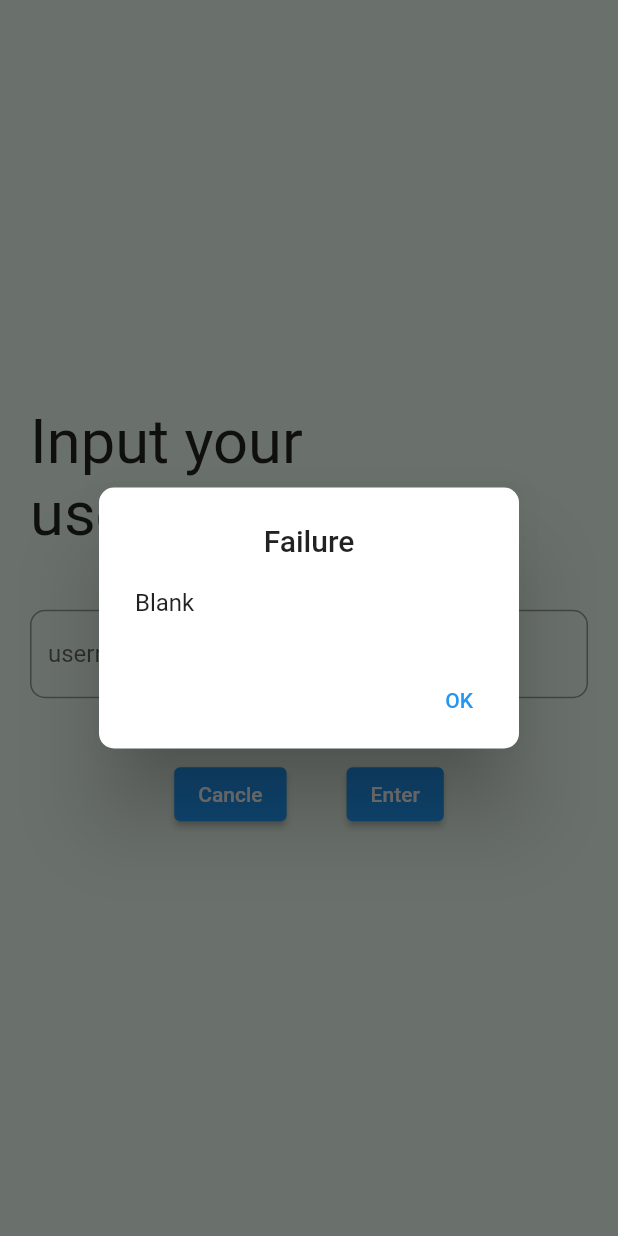
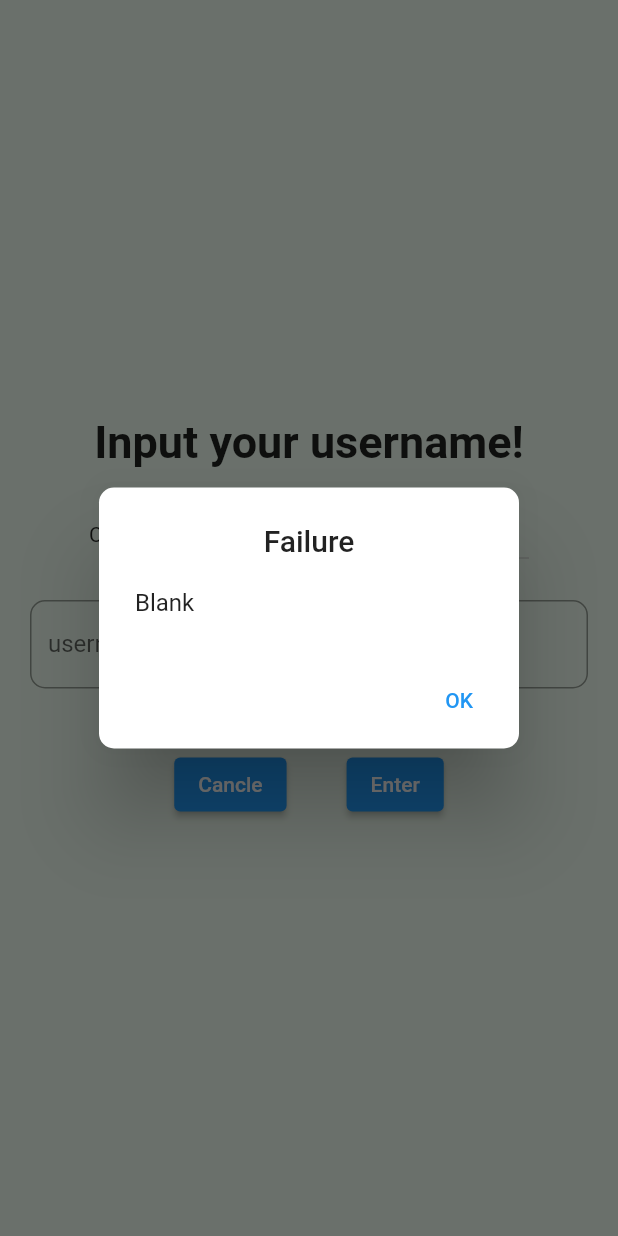
Before and after one commit to harmlessman/LOLCard, a Flutter app: the InputUsername screen opened directly, after a tap on "Enter", on a phone screen of 412 x 824 dp. Run offline on Flutter 3.47's test engine with Material 2 defaults, Android fonts, the phone set to English and light mode, and no system bars; our stand-ins replace flutter_colorpicker, flutter_native_splash, image_gallery_saver, image_picker, screenshot; Roboto replaces fonts that are missing (normal).

```diff
--- a/lib/input_username.dart
+++ b/lib/input_username.dart
@@ -13,6 +13,22 @@ class _InputUsernameState extends State<InputUsername> {
   TextEditingController inputController = TextEditingController();
   String userName = '';
   bool loading = false;
+  Map countryMap = {
+    'North America' : 'na',
+    'Europe West' : 'euw',
+    'Europe Nordic & East' : 'eune',
+    'Oceania' : 'oce',
+    'Korea' : 'kr',
+    'Japan' : 'jp',
+    'Brazil' : 'br',
+    'LAS' : 'las',
+    'LAN' : 'lan',
+    'Russia' : 'ru',
+    'Turkiye' : 'tr'
+  };
+  String selectCountry = 'Korea';
+
+
 
   LoadingDialog(BuildContext context){
     AlertDialog alert=AlertDialog(
@@ -87,7 +103,7 @@ class _InputUsernameState extends State<InputUsername> {
     }
 
     // await 붙이면 CardData, 안붙이면 Future<dynamic>
-    dynamic data = await dataCrawling(userName);
+    dynamic data = await dataCrawling(userName, server: countryMap[selectCountry]);
 
     Navigator.pop(context);
 
@@ -120,10 +136,38 @@ class _InputUsernameState extends State<InputUsername> {
                   child: Text(
                     'Input your username!',
                     style: TextStyle(
-                      fontSize: 41,
+                      fontFamily: 'normal',
+                      fontSize: 30,
+                      fontWeight: FontWeight.bold,
+
                     ),
 
                   ),
+                ),
+
+                Row(
+                  mainAxisAlignment: MainAxisAlignment.center,
+                  children: [
+                    Text('Choose Country'),
+
+                    SizedBox(
+                      height: 20,
+                      width: 20,
+                    ),
+
+                    DropdownButton(
+                        value: selectCountry,
+                        items: countryMap.keys.map((value){
+                          return DropdownMenuItem(
+                              value: value,
+                              child: Text(value));
+                        }).toList(),
+                        onChanged: (value){
+                          setState(() {
+                            selectCountry = value as String;
+                          });
+                        })
+                  ],
                 ),
 
                 Container(
```
